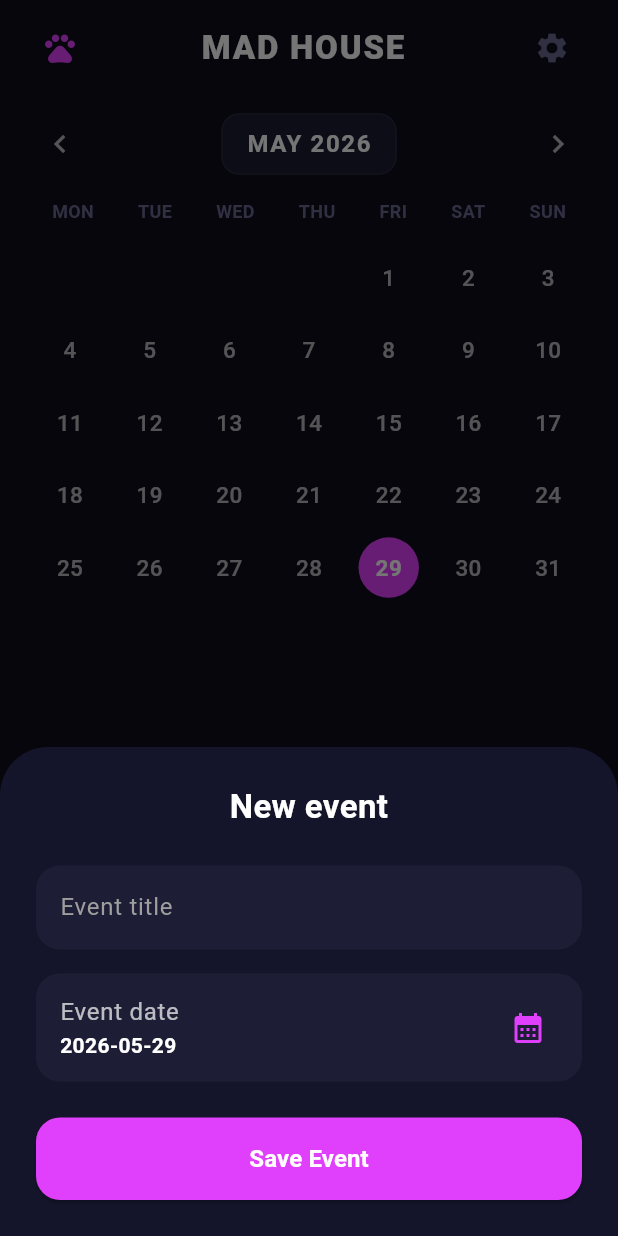
After one commit to reasonka/MobileApp, a Flutter app: the CalendarScreen screen opened directly, after a tap on the "chevron left" icon, after a tap on the "chevron right" icon, after a tap on "New event", on a phone screen of 412 x 824 dp. The commit adds this screen. Run offline on Flutter 3.47's test engine with Material 3 defaults, Android fonts, the phone set to English and light mode, and no system bars; our stand-ins replace cloud_firestore, firebase_core; accounts and stored records are empty.

Commit message:
calendar updatee

```diff
--- /dev/null
+++ b/lib/cards/add_event_sheet.dart
@@ -0,0 +1,135 @@
+import 'package:flutter/material.dart';
+import 'package:intl/intl.dart';
+import '../services/firestore_service.dart';
+
+class AddEventSheet extends StatefulWidget {
+  final String houseId;
+  final String currentUserId;
+
+  const AddEventSheet({
+    Key? key,
+    required this.houseId,
+    required this.currentUserId,
+  }) : super(key: key);
+
+  static void show(BuildContext context, String houseId, String currentUserId) {
+    showModalBottomSheet(
+      context: context,
+      isScrollControlled: true,
+      backgroundColor: const Color(0xFF14142A),
+      shape: const RoundedRectangleBorder(
+        borderRadius: BorderRadius.vertical(top: Radius.circular(32)),
+      ),
+      builder: (context) => Padding(
+        padding: EdgeInsets.only(
+          bottom: MediaQuery.of(context).viewInsets.bottom,
+        ),
+        child: AddEventSheet(houseId: houseId, currentUserId: currentUserId),
+      ),
+    );
+  }
+
+  @override
+  State<AddEventSheet> createState() => _AddEventSheetState();
+}
+
+class _AddEventSheetState extends State<AddEventSheet> {
+  final _titleController = TextEditingController();
+  final _firestoreService = FirestoreService();
+  DateTime _selectedDate = DateTime.now();
+
+  @override
+  void dispose() {
+    _titleController.dispose();
+    super.dispose();
+  }
+
+  Future<void> _pickDate() async {
+    final picked = await showDatePicker(
+      context: context,
+      initialDate: _selectedDate,
+      firstDate: DateTime(2000),
+      lastDate: DateTime(2100),
+    );
+    if (picked != null) {
+      setState(() {
+        _selectedDate = picked;
+      });
+    }
+  }
+
+  void _submit() async {
+    if (_titleController.text.trim().isEmpty) return;
+
+    await _firestoreService.addEvent(
+      title: _titleController.text.trim(),
+      date: _selectedDate,
+      houseId: widget.houseId,
+      currentUserId: widget.currentUserId,
+    );
+
+    if (mounted) Navigator.pop(context);
+  }
+
+  @override
+  Widget build(BuildContext context) {
+    return Container(
+      padding: const EdgeInsets.all(24.0),
+      child: Column(
+        mainAxisSize: MainAxisSize.min,
+        crossAxisAlignment: CrossAxisAlignment.stretch,
+        children: [
+          const Text(
+            "New event",
+            style: TextStyle(
+              color: Colors.white,
+              fontSize: 22,
+              fontWeight: FontWeight.bold,
+            ),
+            textAlign: TextAlign.center,
+          ),
+          const SizedBox(height: 24),
+          TextField(
+            controller: _titleController,
+            style: const TextStyle(color: Colors.white),
+            decoration: InputDecoration(
+              hintText: "Event title",
+              hintStyle: const TextStyle(color: Colors.grey),
+              filled: true,
+              fillColor: const Color(0xFF1D1D35),
+              border: OutlineInputBorder(
+                borderRadius: BorderRadius.circular(16),
+                borderSide: BorderSide.none,
+              ),
+            ),
+          ),
+          const SizedBox(height: 16),
+          ListTile(
+            title: const Text("Event date", style: TextStyle(color: Colors.white70)),
+            subtitle: Text(
+              DateFormat('yyyy-MM-dd').format(_selectedDate),
+              style: const TextStyle(color: Colors.white, fontWeight: FontWeight.bold),
+            ),
+            trailing: const Icon(Icons.calendar_month, color: Color(0xFFE040FB)),
+            tileColor: const Color(0xFF1D1D35),
+            shape: RoundedRectangleBorder(borderRadius: BorderRadius.circular(16)),
+            onTap: _pickDate,
+          ),
+          const SizedBox(height: 24),
+          ElevatedButton(
+            onPressed: _submit,
+            style: ElevatedButton.styleFrom(
+              backgroundColor: const Color(0xFFE040FB),
+              padding: const EdgeInsets.symmetric(vertical: 16),
+              shape: RoundedRectangleBorder(borderRadius: BorderRadius.circular(16)),
+            ),
+            child: const Text(
+              "Save Event",
+              style: TextStyle(fontSize: 16, fontWeight: FontWeight.bold, color: Colors.white),
+            ),
+          ),
+        ],
+      ),
+    );
+  }
+}
--- /dev/null
+++ b/lib/cards/event_card.dart
@@ -0,0 +1,71 @@
+import 'package:flutter/material.dart';
+import 'package:intl/intl.dart';
+import '../models/event_model.dart';
+
+class EventCard extends StatelessWidget {
+  final EventModel event;
+
+  const EventCard({Key? key, required this.event}) : super(key: key);
+
+  get cross => null;
+
+  @override
+  Widget build(BuildContext context) {
+    // Formats date to match "29/05" syntax
+    final String formattedDate = DateFormat('dd/MM').format(event.date);
+
+    return Container(
+      margin: const EdgeInsets.only(bottom: 12.0),
+      padding: const EdgeInsets.symmetric(horizontal: 16.0, vertical: 14.0),
+      decoration: BoxDecoration(
+        gradient: LinearGradient(
+          colors: [
+            const Color(0xFF2A2B3E).withOpacity(0.8),
+            const Color(0xFF3E3054).withOpacity(0.8),
+          ],
+          begin: Alignment.centerLeft,
+          end: Alignment.centerRight,
+        ),
+        borderRadius: BorderRadius.circular(16.0),
+        border: Border.all(
+          color: Colors.white.withOpacity(0.08),
+          width: 1,
+        ),
+      ),
+      child: Row(
+        children: [
+          CircleAvatar(
+            radius: 20,
+            backgroundColor: const Color(0xFFE040FB).withOpacity(0.2),
+            child: const Icon(Icons.star, color: Color(0xFFE040FB), size: 20),
+          ),
+          const SizedBox(width: 16),
+          Expanded(
+            child: Column(
+              crossAxisAlignment: CrossAxisAlignment.start,
+              children: [
+                Text(
+                  formattedDate,
+                  style: const TextStyle(
+                    color: Colors.white60,
+                    fontSize: 13,
+                    fontWeight: FontWeight.w500,
+                  ),
+                ),
+                const SizedBox(height: 2),
+                Text(
+                  event.title,
+                  style: const TextStyle(
+                    color: Colors.white,
+                    fontSize: 16,
+                    fontWeight: FontWeight.w600,
+                  ),
+                ),
+              ],
+            ),
+          ),
+        ],
+      ),
+    );
+  }
+}
--- a/lib/main.dart
+++ b/lib/main.dart
@@ -1,7 +1,9 @@
 import 'package:flutter/material.dart';
 import 'package:firebase_core/firebase_core.dart';
 import '../screens/bills/bills_screen.dart';
-// import 'firebase_options.dart'; // ← uncomment after running flutterfire configure
+import '../screens/calendar/calendar_screen.dart'; // <--- ADD THIS LINE
+// ignore: unused_import
+import 'firebase_options.dart'; // ← uncomment after running flutterfire configure
 
 // ── Temporary user session placeholder ───────
 // Replace with your real session/state management later.
@@ -141,11 +143,11 @@ class _RootNavigationState extends State<RootNavigation>
     );
   }
 
-  Widget _buildScreen(int index) {
+Widget _buildScreen(int index) {
     switch (index) {
       case 0:  return const _PlaceholderScreen(label: 'Home');
       case 1:  return BillsScreen(houseId: kHouseId, currentUserId: kCurrentUserId, houseName: '',);
-      case 2:  return const _PlaceholderScreen(label: 'Calendar');
+      case 2:  return CalendarScreen(houseId: kHouseId, currentUserId: kCurrentUserId); // <--- UPDATED WITH PARAMETERS
       default: return const _PlaceholderScreen(label: '?');
     }
   }
--- /dev/null
+++ b/lib/models/event_model.dart
@@ -0,0 +1,37 @@
+import 'package:cloud_firestore/cloud_firestore.dart';
+
+class EventModel {
+  final String eventId;
+  final String title;
+  final DateTime date;
+  final String houseId;
+  final String createdBy;
+
+  EventModel({
+    required this.eventId,
+    required this.title,
+    required this.date,
+    required this.houseId,
+    required this.createdBy,
+  });
+
+  factory EventModel.fromFirestore(DocumentSnapshot doc) {
+    final data = doc.data() as Map<String, dynamic>;
+    return EventModel(
+      eventId: doc.id,
+      title: data['title'] ?? '',
+      date: (data['date'] as Timestamp).toDate(),
+      houseId: data['houseId'] ?? '',
+      createdBy: data['createdBy'] ?? '',
+    );
+  }
+
+  Map<String, dynamic> toMap() {
+    return {
+      'title': title,
+      'date': Timestamp.fromDate(date),
+      'houseId': houseId,
+      'createdBy': createdBy,
+    };
+  }
+}
--- /dev/null
+++ b/lib/screens/calendar/calendar_screen.dart
@@ -0,0 +1,351 @@
+import 'package:flutter/material.dart';
+import 'package:intl/intl.dart'; // Added for month/year formatting
+import '../../models/event_model.dart';
+import '../../cards/event_card.dart';
+import '../../cards/add_event_sheet.dart';
+import '../../services/firestore_service.dart';
+
+class CalendarScreen extends StatefulWidget {
+  final String houseId;
+  final String currentUserId;
+
+  const CalendarScreen({
+    Key? key,
+    required this.houseId,
+    required this.currentUserId,
+  }) : super(key: key);
+
+  @override
+  State<CalendarScreen> createState() => _CalendarScreenState();
+}
+
+class _CalendarScreenState extends State<CalendarScreen> {
+  final FirestoreService _firestoreService = FirestoreService();
+  DateTime _focusedDay = DateTime.now();
+  DateTime _selectedDay = DateTime.now();
+
+  late Stream<List<EventModel>> _eventsStream;
+
+  @override
+  void initState() {
+    super.initState();
+    _eventsStream = _firestoreService.eventsStream(widget.houseId);
+  }
+
+  // Helper method to clear hours/minutes comparisons
+  bool _isSameDay(DateTime a, DateTime b) {
+    return a.year == b.year && a.month == b.month && a.day == b.day;
+  }
+
+  // Generates complete listing of days inside targeting monthly window
+  List<DateTime> _getDaysInMonth(DateTime month) {
+    final first = DateTime(month.year, month.month, 1);
+    final last = DateTime(month.year, month.month + 1, 0);
+    return List.generate(
+      last.day,
+      (index) => DateTime(month.year, month.month, index + 1),
+    );
+  }
+
+  // ── Month Navigation Controls ──────────────────────────────────────────────
+  void _goToPreviousMonth() {
+    setState(() {
+      _focusedDay = DateTime(_focusedDay.year, _focusedDay.month - 1, 1);
+    });
+  }
+
+  void _goToNextMonth() {
+    setState(() {
+      _focusedDay = DateTime(_focusedDay.year, _focusedDay.month + 1, 1);
+    });
+  }
+
+  Future<void> _selectMonthYear() async {
+    final picked = await showDatePicker(
+      context: context,
+      initialDate: _focusedDay,
+      firstDate: DateTime(2000),
+      lastDate: DateTime(2100),
+      initialDatePickerMode: DatePickerMode.year, // Starts in year view
+      builder: (context, child) {
+        return Theme(
+          data: ThemeData.dark().copyWith(
+            colorScheme: const ColorScheme.dark(
+              primary: Color(0xFFE040FB),
+              onPrimary: Colors.white,
+              surface: Color(0xFF1D1D35),
+              onSurface: Colors.white,
+            ),
+            dialogBackgroundColor: const Color(0xFF14142A),
+          ),
+          child: child!,
+        );
+      },
+    );
+    if (picked != null) {
+      setState(() {
+        // Set focused day to the 1st of the newly picked month
+        _focusedDay = DateTime(picked.year, picked.month, 1);
+      });
+    }
+  }
+
+  @override
+  Widget build(BuildContext context) {
+    final daysInMonth = _getDaysInMonth(_focusedDay);
+
+    return Scaffold(
+      backgroundColor: const Color(0xFF0D0D1A),
+      body: SafeArea(
+        child: StreamBuilder<List<EventModel>>(
+          stream: _eventsStream,
+          builder: (context, snapshot) {
+
+            // Catch Firestore Indexes Errors
+            if (snapshot.hasError) {
+              return Center(
+                child: Padding(
+                  padding: const EdgeInsets.all(24.0),
+                  child: Text(
+                    "Database Error:\n${snapshot.error}",
+                    style: const TextStyle(color: Colors.redAccent, fontSize: 16),
+                    textAlign: TextAlign.center,
+                  ),
+                ),
+              );
+            }
+
+            if (snapshot.connectionState == ConnectionState.waiting && !snapshot.hasData) {
+              return const Center(child: CircularProgressIndicator(color: Color(0xFFE040FB)));
+            }
+
+            final allEvents = snapshot.data ?? [];
+
+            // Filter specific elements belonging to chosen date bubble
+            final activeSelectedEvents = allEvents.where((e) => _isSameDay(e.date, _selectedDay)).toList();
+
+            return Column(
+              children: [
+                _buildHeader(),
+
+                // Add the Month Selector right below the main header
+                _buildMonthSelector(),
+
+                Padding(
+                  padding: const EdgeInsets.symmetric(horizontal: 20.0, vertical: 4.0),
+                  child: _buildCalendarGrid(daysInMonth, allEvents),
+                ),
+                const Spacer(),
+                Container(
+                  width: double.infinity,
+                  padding: const EdgeInsets.fromLTRB(24, 28, 24, 24),
+                  decoration: BoxDecoration(
+                    gradient: LinearGradient(
+                      colors: [
+                        const Color(0xFF1A1A2E),
+                        const Color(0xFF14142A).withOpacity(0.95),
+                      ],
+                      begin: Alignment.topCenter,
+                      end: Alignment.bottomCenter,
+                    ),
+                    borderRadius: const BorderRadius.vertical(top: Radius.circular(36)),
+                    border: Border(
+                      top: BorderSide(color: Colors.white.withOpacity(0.05)),
+                    ),
+                  ),
+                  child: Column(
+                    crossAxisAlignment: CrossAxisAlignment.start,
+                    children: [
+                      if (activeSelectedEvents.isEmpty)
+                        const Padding(
+                          padding: EdgeInsets.symmetric(vertical: 20.0),
+                          child: Center(
+                            child: Text(
+                              "No events scheduled for this day.",
+                              style: TextStyle(color: Colors.grey, fontSize: 15),
+                            ),
+                          ),
+                        )
+                      else
+                        ...activeSelectedEvents.map((event) => EventCard(event: event)).toList(),
+                      const SizedBox(height: 12),
+                      GestureDetector(
+                        onTap: () => AddEventSheet.show(context, widget.houseId, widget.currentUserId),
+                        child: Container(
+                          padding: const EdgeInsets.symmetric(horizontal: 20, vertical: 12),
+                          decoration: BoxDecoration(
+                            color: const Color(0xFF1D1D35),
+                            borderRadius: BorderRadius.circular(16),
+                            border: Border.all(color: Colors.white.withOpacity(0.05)),
+                          ),
+                          child: const Row(
+                            mainAxisSize: MainAxisSize.min,
+                            children: [
+                              Icon(Icons.add_circle, color: Color(0xFFE040FB)),
+                              SizedBox(width: 12),
+                              Text(
+                                "New event",
+                                style: TextStyle(
+                                  color: Colors.white,
+                                  fontSize: 15,
+                                  fontWeight: FontWeight.w600,
+                                ),
+                              ),
+                            ],
+                          ),
+                        ),
+                      ),
+                      const SizedBox(height: 80),
+                    ],
+                  ),
+                ),
+              ],
+            );
+          },
+        ),
+      ),
+    );
+  }
+
+  Widget _buildHeader() {
+    return Padding(
+      padding: const EdgeInsets.symmetric(horizontal: 20.0, vertical: 8.0),
+      child: Row(
+        mainAxisAlignment: MainAxisAlignment.spaceBetween,
+        children: [
+          const CircleAvatar(
+            backgroundColor: Colors.transparent,
+            child: Icon(Icons.pets, color: Color(0xFFE040FB)),
+          ),
+          const Text(
+            "MAD HOUSE",
+            style: TextStyle(
+              color: Colors.white,
+              fontSize: 22,
+              fontWeight: FontWeight.w900,
+              letterSpacing: 1.2,
+            ),
+          ),
+          IconButton(
+            icon: const Icon(Icons.settings, color: Color(0xFF6B6892)),
+            onPressed: () {},
+          ),
+        ],
+      ),
+    );
+  }
+
+  // ── Month Selector UI ────────────────────────────────────────────────────
+  Widget _buildMonthSelector() {
+    // Formats the month into "MAY 2026"
+    final String monthName = DateFormat('MMMM yyyy').format(_focusedDay).toUpperCase();
+
+    return Padding(
+      padding: const EdgeInsets.symmetric(horizontal: 16.0, vertical: 8.0),
+      child: Row(
+        mainAxisAlignment: MainAxisAlignment.spaceBetween,
+        children: [
+          IconButton(
+            icon: const Icon(Icons.chevron_left, color: Colors.white70),
+            onPressed: _goToPreviousMonth,
+          ),
+          GestureDetector(
+            onTap: _selectMonthYear,
+            child: Container(
+              padding: const EdgeInsets.symmetric(horizontal: 16, vertical: 8),
+              decoration: BoxDecoration(
+                color: const Color(0xFF1D1D35),
+                borderRadius: BorderRadius.circular(12),
+                border: Border.all(color: Colors.white.withOpacity(0.05)),
+              ),
+              child: Text(
+                monthName,
+                style: const TextStyle(
+                  color: Colors.white,
+                  fontSize: 16,
+                  fontWeight: FontWeight.bold,
+                  letterSpacing: 1.1,
+                ),
+              ),
+            ),
+          ),
+          IconButton(
+            icon: const Icon(Icons.chevron_right, color: Colors.white70),
+            onPressed: _goToNextMonth,
+          ),
+        ],
+      ),
+    );
+  }
+
+  Widget _buildCalendarGrid(List<DateTime> days, List<EventModel> events) {
+    final weekdays = ['MON', 'TUE', 'WED', 'THU', 'FRI', 'SAT', 'SUN'];
+
+    // Calculate leading padding offset blocks matching specific day-of-week indexes
+    int paddingCount = days.first.weekday - 1;
+
+    return Column(
+      children: [
+        Row(
+          mainAxisAlignment: MainAxisAlignment.spaceAround,
+          children: weekdays
+              .map((d) => Text(
+                    d,
+                    style: const TextStyle(
+                      color: Color(0xFF6B6892),
+                      fontWeight: FontWeight.bold,
+                      fontSize: 12,
+                    ),
+                  ))
+              .toList(),
+        ),
+        const SizedBox(height: 12),
+        GridView.builder(
+          shrinkWrap: true,
+          physics: const NeverScrollableScrollPhysics(),
+          itemCount: days.length + paddingCount,
+          gridDelegate: const SliverGridDelegateWithFixedCrossAxisCount(
+            crossAxisCount: 7,
+            childAspectRatio: 1.1,
+          ),
+          itemBuilder: (context, index) {
+            if (index < paddingCount) return const SizedBox.shrink();
+
+            final dayDate = days[index - paddingCount];
+            final isSelected = _isSameDay(dayDate, _selectedDay);
+            final hasEvents = events.any((e) => _isSameDay(e.date, dayDate));
+
+            return GestureDetector(
+              onTap: () {
+                setState(() {
+                  _selectedDay = dayDate;
+                });
+              },
+              child: Container(
+                margin: const EdgeInsets.all(4),
+                decoration: BoxDecoration(
+                  shape: BoxShape.circle,
+                  color: isSelected
+                      ? const Color(0xFFE040FB)
+                      : (hasEvents ? const Color(0xFF3E3054) : Colors.transparent),
+                  border: hasEvents && !isSelected
+                      ? Border.all(color: const Color(0xFFE040FB).withOpacity(0.5), width: 1)
+                      : null,
+                ),
+                alignment: Alignment.center,
+                child: Text(
+                  dayDate.day.toString(),
+                  style: TextStyle(
+                    color: isSelected ? Colors.white : (hasEvents ? const Color(0xFFE040FB) : Colors.white70),
+                    fontSize: 15,
+                    fontWeight: isSelected || hasEvents ? FontWeight.bold : FontWeight.w500,
+                  ),
+                ),
+              ),
+            );
+          },
+        ),
+      ],
+    );
+  }
+}
--- a/lib/services/firestore_service.dart
+++ b/lib/services/firestore_service.dart
@@ -1,5 +1,6 @@
 import 'package:cloud_firestore/cloud_firestore.dart';
 import '../models/bill_model.dart';
+import '../models/event_model.dart';
 
 class FirestoreService {
   final _db = FirebaseFirestore.instance;
@@ -14,6 +15,29 @@ class FirestoreService {
     _nameCache[userId] = name;
     return name;
   }
+
+// ── Events ───────────────────────────────────────────────────────────────
+  Stream<List<EventModel>> eventsStream(String houseId) => _db
+      .collection('events')
+      .where('houseId', isEqualTo: houseId)
+      .orderBy('date', descending: false)
+      .snapshots()
+      .map((s) => s.docs.map(EventModel.fromFirestore).toList());
+
+  Future<void> addEvent({
+    required String title,
+    required DateTime date,
+    required String houseId,
+    required String currentUserId,
+  }) =>
+      _db.collection('events').add(EventModel(
+            eventId: '',
+            title: title,
+            date: date,
+            houseId: houseId,
+            createdBy: currentUserId,
+          ).toMap());
+
 
   // ── Bills ────────────────────────────────────────────────────────────────
   Stream<List<BillModel>> billsStream(String houseId) => _db
--- a/pubspec.yaml
+++ b/pubspec.yaml
@@ -36,6 +36,7 @@ dependencies:
   cupertino_icons: ^1.0.8
   firebase_core: ^4.9.0
   cloud_firestore: ^6.4.1
+  intl: ^0.20.2
 
 dev_dependencies:
   flutter_test:
```
Also changed, not shown: pubspec.lock.
